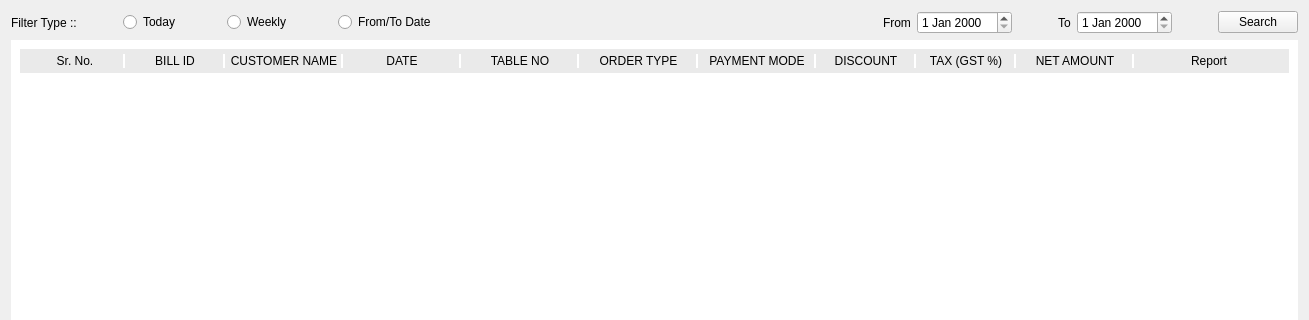
Old version of the form menu/bill_history/billhistorywidget.ui in the repository Anmol-A-jain/Dyner; both pictures show x 0 to 1309 and y 0 to 320 of the 1309 by 784 pixel window.
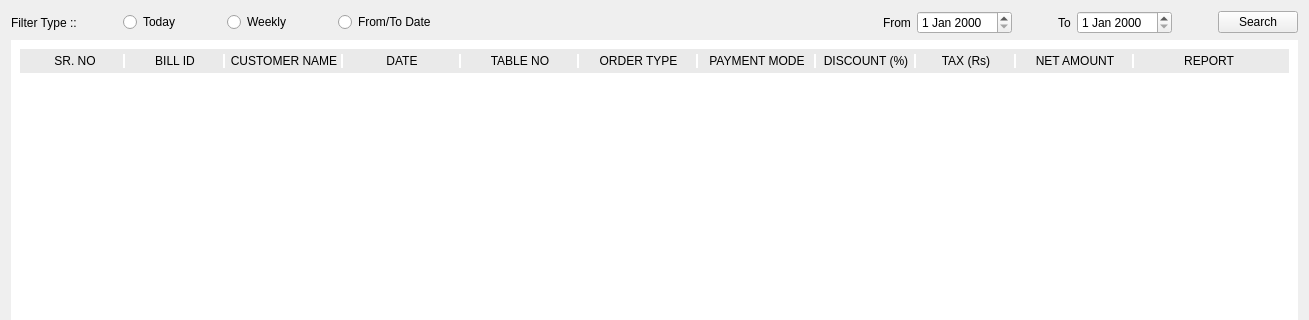
New version of the form.

Patch:
```diff
--- a/menu/bill_history/billhistorywidget.ui
+++ b/menu/bill_history/billhistorywidget.ui
@@ -221,7 +221,7 @@
 </string>
              </property>
              <property name="text">
-              <string>&lt;html&gt;&lt;head/&gt;&lt;body&gt;&lt;p align=&quot;center&quot;&gt;Sr. No.&lt;/p&gt;&lt;/body&gt;&lt;/html&gt;</string>
+              <string>&lt;html&gt;&lt;head/&gt;&lt;body&gt;&lt;p align=&quot;center&quot;&gt;SR. NO&lt;/p&gt;&lt;/body&gt;&lt;/html&gt;</string>
              </property>
             </widget>
            </item>
@@ -355,7 +355,7 @@
 </string>
              </property>
              <property name="text">
-              <string>&lt;html&gt;&lt;head/&gt;&lt;body&gt;&lt;p align=&quot;center&quot;&gt;DISCOUNT&lt;/p&gt;&lt;/body&gt;&lt;/html&gt;</string>
+              <string>&lt;html&gt;&lt;head/&gt;&lt;body&gt;&lt;p align=&quot;center&quot;&gt;DISCOUNT (%)&lt;/p&gt;&lt;/body&gt;&lt;/html&gt;</string>
              </property>
             </widget>
            </item>
@@ -372,7 +372,7 @@
 </string>
              </property>
              <property name="text">
-              <string>&lt;html&gt;&lt;head/&gt;&lt;body&gt;&lt;p align=&quot;center&quot;&gt;TAX (GST %)&lt;/p&gt;&lt;/body&gt;&lt;/html&gt;</string>
+              <string>&lt;html&gt;&lt;head/&gt;&lt;body&gt;&lt;p align=&quot;center&quot;&gt;TAX (Rs)&lt;/p&gt;&lt;/body&gt;&lt;/html&gt;</string>
              </property>
             </widget>
            </item>
@@ -408,7 +408,7 @@
               </size>
              </property>
              <property name="text">
-              <string>Report</string>
+              <string>REPORT</string>
              </property>
              <property name="alignment">
               <set>Qt::AlignCenter</set>
```
